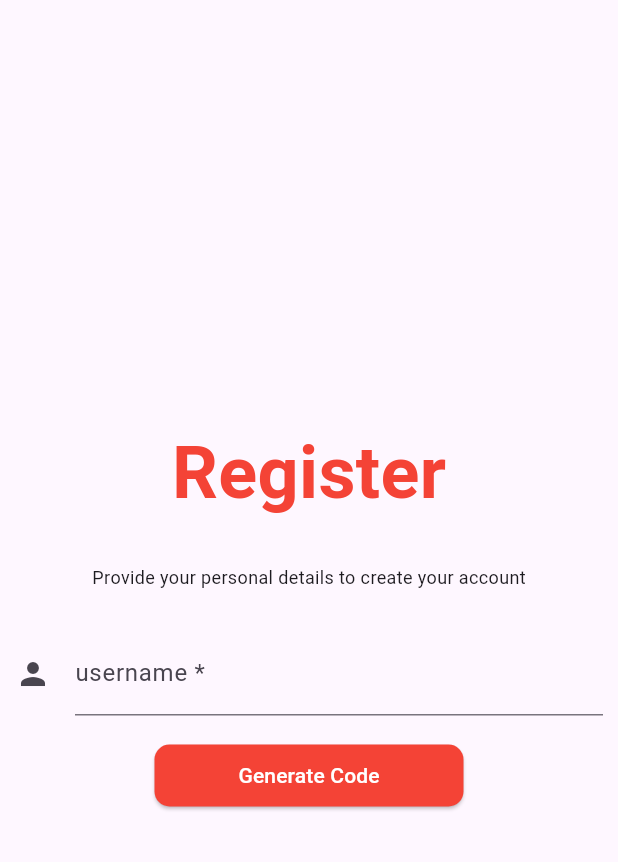
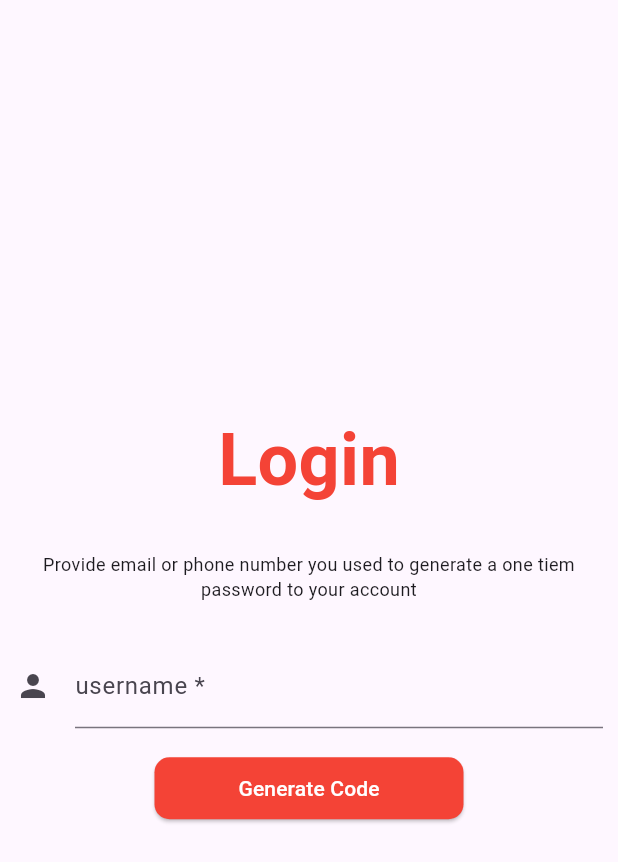
Before and after one commit to Regis-Ntwari/blisso_mobile, a Flutter app: the LoginScreen screen opened by its route, on a phone screen of 412 x 824 dp. Shown: the top 862 px of the screen. Run offline on Flutter 3.47's test engine with Material 3 defaults, Android fonts, the phone set to English and light mode, and no system bars; our stand-ins replace routemaster.

Commit message:
add login screen

```diff
--- a/lib/screens/auth/login_screen.dart
+++ b/lib/screens/auth/login_screen.dart
@@ -20,7 +20,7 @@ class _LoginScreenState extends State<LoginScreen> {
           const Padding(
             padding: EdgeInsets.only(top: 8.0, bottom: 16),
             child: Text(
-              'Register',
+              'Login',
               style: TextStyle(
                   color: Colors.red, fontSize: 48, fontWeight: FontWeight.bold),
             ),
@@ -28,8 +28,11 @@ class _LoginScreenState extends State<LoginScreen> {
           Padding(
             padding: const EdgeInsets.all(10),
             child: Text(
-              "Provide your personal details to create your account",
-              style: TextStyle(fontSize: scaler.scale(12)),
+              "Provide email or phone number you used to generate a one tiem password to your account",
+              textAlign: TextAlign.center,
+              style: TextStyle(
+                fontSize: scaler.scale(12),
+              ),
             ),
           ),
           Padding(
--- a/lib/screens/auth/matchingSelection_screen.dart
+++ b/lib/screens/auth/matchingSelection_screen.dart
@@ -203,6 +203,7 @@ class _MatchingSelectionScreenState extends State<MatchingSelectionScreen> {
                         alignment: Alignment.center,
                         child: Text(
                           'Click the $key which you want and choose a scale out of 10',
+                          textAlign: TextAlign.center,
                         ),
                       ),
                     ),
```
